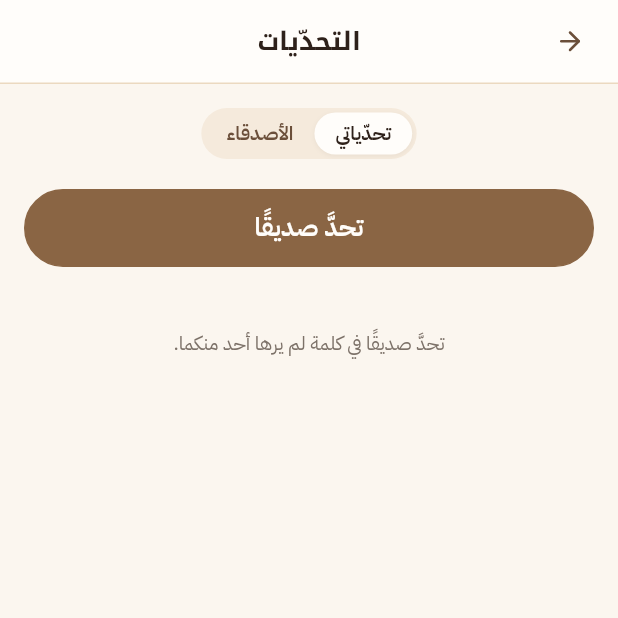
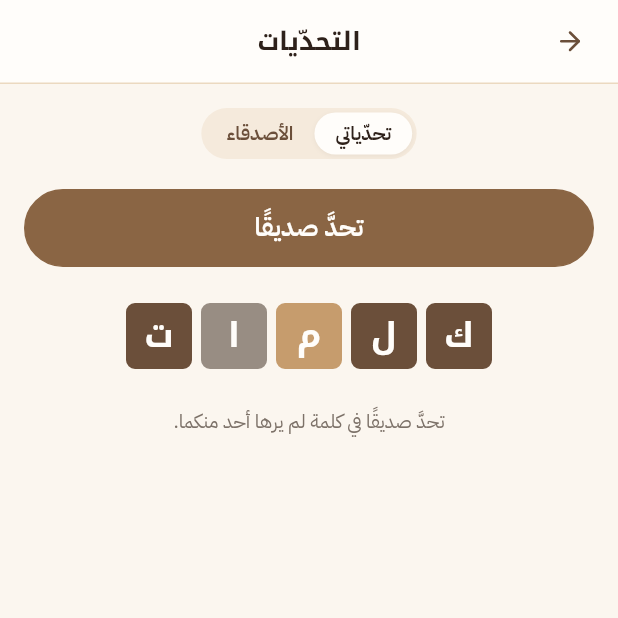
Before and after one commit to turkiAbdulaziz/kalimat, a Flutter app: the ChallengesScreen screen opened directly, on a phone screen of 412 x 824 dp, the top half of it. Run offline on Flutter 3.47's test engine with Material 3 defaults, Android fonts, the phone set to English and light mode, and no system bars; our stand-ins replace flutter_local_notifications, flutter_riverpod, flutter_timezone, google_sign_in, lucide_icons_flutter, share_plus and 4 more; accounts and stored records are empty; project files that could hold a hidden picture were left out.

Commit message:
M7e — chrome alive: skeletons, empty-state breath, splash, rollover fade
Connective tissue joins the motion system. Loading states get static
surfaceSunken skeleton rows matching the real layout (no shimmer —
looping is forbidden) for the leaderboard and duel lists; leaderboard
rows rise in with the house stagger when data lands. The challenges
empty state breathes once — the «كلمات» demo row flips in and rests
(new shared SampleTileRow, also replacing sign-in's private copy).

Onboarding: the sign-in busy state shows a real spinner and errors fade
into their slot instead of snapping. The help dialog's example row now
flips in on open (old backlog item) — the demo teaches the reveal by
performing it.

Day rollover cross-fades the board (GuessGrid keyed by word date)
instead of wiping it in one frame. The reminder dialog's digits roll
via a mini rise and its disable state fades. The launch splash is
finally branded: brown-600 — the icon's own ground — on Android (light
+ night) and iOS, killing the white flash.

Suite: 145 tests green, analyze clean.

Co-Authored-By: Claude Fable 5 <noreply@anthropic.com>
Claude-Session: https://claude.ai/code/session_014MLwrm1wEs38dG4Em9mc5A

```diff
--- a/lib/challenge/challenges_tab.dart
+++ b/lib/challenge/challenges_tab.dart
@@ -13,7 +13,8 @@ import '../game/state/settings_controller.dart';
 import '../core/motion/staggered_rise.dart';
 import '../core/theme/motion_scope.dart';
 import '../game/widgets/kalimat_button.dart';
-import '../game/widgets/kalimat_spinner.dart';
+import '../game/widgets/sample_tile_row.dart';
+import '../game/widgets/skeleton_rows.dart';
 import '../game/widgets/section_card.dart';
 import 'challenge_row.dart';
 import 'challenge_screen.dart';
@@ -54,6 +55,10 @@ class ChallengesTab extends ConsumerWidget {
         ],
         if (!async.isLoading && list.isEmpty) ...[
           const SizedBox(height: Metrics.s6),
+          // The empty state breathes once: the demo row flips in, then
+          // rests (no looping).
+          SampleTileRow(animate: context.motionEnabled),
+          const SizedBox(height: Metrics.s2),
           const SectionNote(S.noChallengesHint),
         ],
         _Group(
@@ -159,5 +164,8 @@ class _Loading extends StatelessWidget {
   const _Loading();
 
   @override
-  Widget build(BuildContext context) => const KalimatSpinner();
+  Widget build(BuildContext context) => const Padding(
+    padding: EdgeInsets.only(top: Metrics.s2),
+    child: SkeletonRows(count: 3, rowHeight: 56),
+  );
 }
--- /dev/null
+++ b/lib/game/widgets/sample_tile_row.dart
@@ -0,0 +1,45 @@
+/// The «كلمات» demo row: correct/correct/present/absent/correct, flipping
+/// in once with the usual 120ms stagger when motion is on. The sign-in
+/// hero and empty states that should breathe once share it.
+library;
+
+import 'package:flutter/material.dart';
+
+import '../../core/theme/metrics.dart';
+import '../../core/theme/motion.dart';
+import '../engine/models.dart';
+import 'tile.dart';
+
+class SampleTileRow extends StatelessWidget {
+  const SampleTileRow({super.key, required this.animate, this.tileSize = 44});
+
+  final bool animate;
+  final double tileSize;
+
+  static const _cells = [
+    ('ك', TileState.correct),
+    ('ل', TileState.correct),
+    ('م', TileState.present),
+    ('ا', TileState.absent),
+    ('ت', TileState.correct),
+  ];
+
+  @override
+  Widget build(BuildContext context) {
+    return Row(
+      mainAxisAlignment: MainAxisAlignment.center,
+      children: [
+        for (final (i, cell) in _cells.indexed) ...[
+          if (i > 0) const SizedBox(width: Metrics.tileGap),
+          Tile(
+            letter: cell.$1,
+            state: cell.$2,
+            size: tileSize,
+            reveal: animate,
+            revealDelay: Motion.flipStagger * i,
+          ),
+        ],
+      ],
+    );
+  }
+}
```
Also changed, not shown: lib/game/dialogs/help_dialog.dart (+11 -1 lines), lib/game/dialogs/leaderboard_view.dart (+10 -5 lines), lib/game/widgets/game_surface.dart (+11 -1 lines), lib/game/widgets/skeleton_rows.dart (added, +37 -0 lines), lib/onboarding/sign_in_screen.dart (+15 -39 lines), lib/profile/reminder_dialog.dart (+23 -2 lines), 5 other files.
